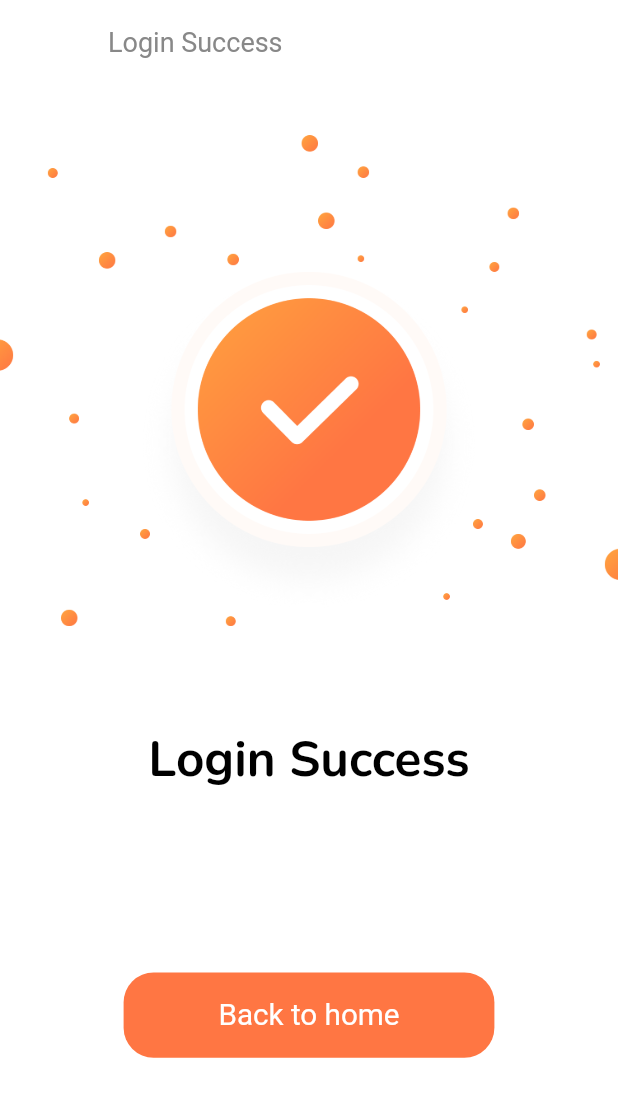
After one commit to mtergel/shop_app_flutter_demo, a Flutter app: the LoginSuccessScreen screen opened by its route, on a phone screen of 412 x 824 dp. The commit adds this screen. Shown: the top 1097 px of the screen. Run offline on Flutter 3.47's test engine with Material 2 defaults, Android fonts, the phone set to English and light mode, and no system bars; our stand-ins replace flutter_svg.

Commit message:
login success screen

```diff
--- a/lib/routes.dart
+++ b/lib/routes.dart
@@ -1,5 +1,6 @@
 // Flutter imports:
 import 'package:flutter/widgets.dart';
+import 'package:shop_app/screens/login_success/login_success_screen.dart';
 
 // Project imports:
 import 'package:shop_app/screens/sign_in/sign_in_screen.dart';
@@ -9,5 +10,6 @@ import 'package:shop_app/screens/forgot_password/forgot_password_screen.dart';
 final Map<String, WidgetBuilder> routes = {
   SplashScreen.routeName: (context) => SplashScreen(),
   SignInScreen.routeName: (context) => SignInScreen(),
-  ForgotPasswordScreen.routeName: (context) => ForgotPasswordScreen()
+  ForgotPasswordScreen.routeName: (context) => ForgotPasswordScreen(),
+  LoginSuccessScreen.routeName: (context) => LoginSuccessScreen(),
 };
--- /dev/null
+++ b/lib/screens/login_success/login_success_screen.dart
@@ -0,0 +1,17 @@
+import 'package:flutter/material.dart';
+import 'package:shop_app/screens/login_success/widgets/login_screen_body.dart';
+
+class LoginSuccessScreen extends StatelessWidget {
+  static String routeName = '/login_success';
+
+  @override
+  Widget build(BuildContext context) {
+    return Scaffold(
+      appBar: AppBar(
+        leading: const SizedBox(),
+        title: const Text('Login Success'),
+      ),
+      body: LoginSuccessBody(),
+    );
+  }
+}
--- /dev/null
+++ b/lib/screens/login_success/widgets/login_screen_body.dart
@@ -0,0 +1,36 @@
+import 'package:flutter/material.dart';
+import 'package:shop_app/size_config.dart';
+import 'package:shop_app/widgets/default_button.dart';
+
+class LoginSuccessBody extends StatelessWidget {
+  @override
+  Widget build(BuildContext context) {
+    return Column(
+      children: [
+        SizedBox(
+          height: SizeConfig.screenHeight * 0.04,
+        ),
+        Image.asset('assets/images/success.png',
+            height: SizeConfig.screenHeight * 0.4 // 40% height,
+            ),
+        SizedBox(height: SizeConfig.screenHeight * 0.08),
+        Text(
+          'Login Success',
+          style: TextStyle(
+              fontSize: getProportionateScreenWidth(30),
+              fontWeight: FontWeight.bold,
+              color: Colors.black),
+        ),
+        const Spacer(),
+        SizedBox(
+          width: SizeConfig.screenWidth * 0.6,
+          child: DefaultButton(
+            text: 'Back to home',
+            press: () {},
+          ),
+        ),
+        const Spacer(),
+      ],
+    );
+  }
+}
```
Also changed, not shown: lib/screens/sign_in/widgets/sign_in_form.dart (+56 -51 lines).
